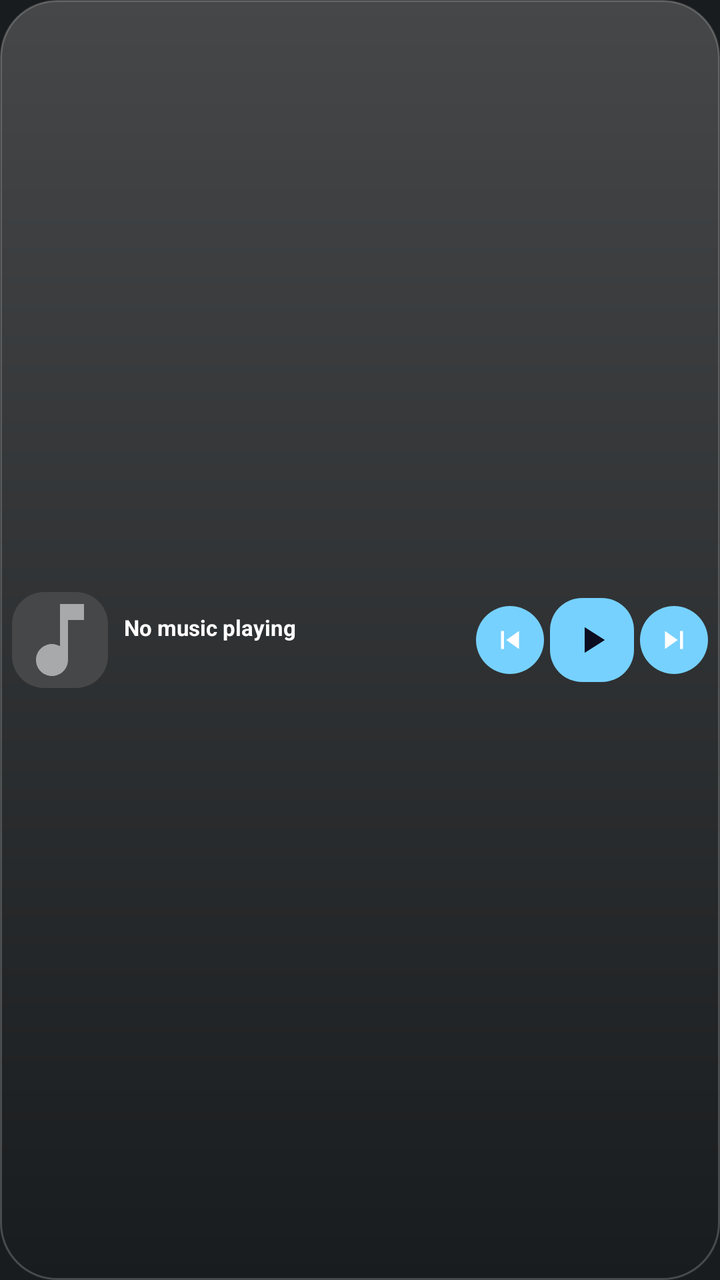
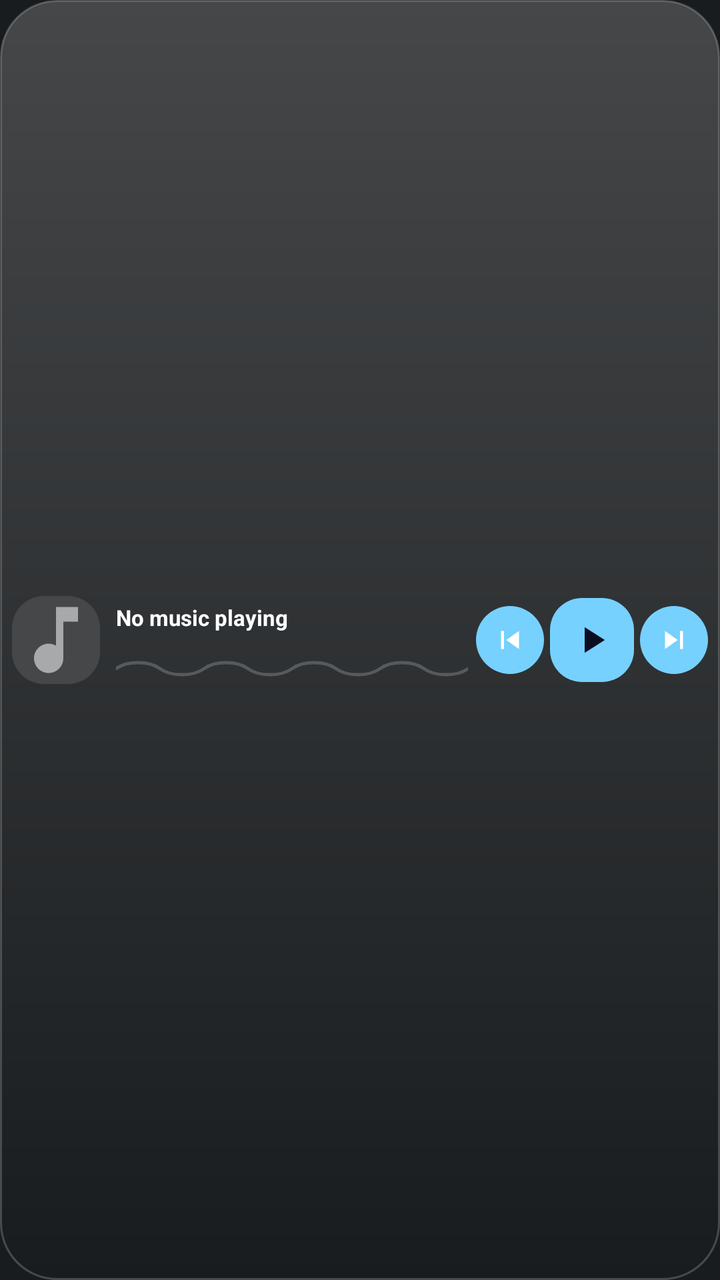

Screens rendered from an Android XML layout before and after an edit, with the pre-edit source and the edit as a unified diff.
<!-- AndroidManifest.xml: application theme android:Theme.DeviceDefault -->
<!-- res/layout/widget_music_small.xml -->
<?xml version="1.0" encoding="utf-8"?>
<LinearLayout xmlns:android="http://schemas.android.com/apk/res/android"
    android:id="@+id/widgetRoot"
    android:layout_width="match_parent"
    android:layout_height="match_parent"
    android:background="@drawable/widget_bg"
    android:orientation="horizontal"
    android:padding="6dp"
    android:gravity="center_vertical">

    
    <ImageView
        android:id="@+id/albumArt"
        android:layout_width="48dp"
        android:layout_height="48dp"
        android:scaleType="centerCrop"
        android:background="@drawable/album_art_bg"
        android:src="@drawable/ic_music_note"/>

    <LinearLayout
        android:layout_width="0dp"
        android:layout_height="wrap_content"
        android:layout_weight="1"
        android:layout_marginStart="8dp"
        android:layout_marginEnd="4dp"
        android:orientation="vertical"
        android:gravity="center_vertical">

        <TextView
            android:id="@+id/songTitle"
            android:layout_width="match_parent"
            android:layout_height="wrap_content"
            android:text="No music playing"
            android:textColor="#FFFFFFFF"
            android:textSize="11sp"
            android:textStyle="bold"
            android:maxLines="1"
            android:ellipsize="end"/>

        <TextView
            android:id="@+id/artistName"
            android:layout_width="match_parent"
            android:layout_height="wrap_content"
            android:text=""
            android:textColor="#B3FFFFFF"
            android:textSize="9sp"
            android:maxLines="1"
            android:ellipsize="end"/>

        
        <ImageView
            android:id="@+id/waveAccent"
            android:layout_width="0dp"
            android:layout_height="0dp"
            android:visibility="gone"/>
        <ImageView
            android:id="@+id/btnShuffle"
            android:layout_width="0dp"
            android:layout_height="0dp"
            android:visibility="gone"/>
        <ImageView
            android:id="@+id/btnRepeat"
            android:layout_width="0dp"
            android:layout_height="0dp"
            android:visibility="gone"/>
        <ProgressBar
            android:id="@+id/songProgress"
            style="?android:attr/progressBarStyleHorizontal"
            android:layout_width="0dp"
            android:layout_height="0dp"
            android:visibility="gone"/>

    </LinearLayout>

    <ImageView
        android:id="@+id/btnPrev"
        android:layout_width="34dp"
        android:layout_height="34dp"
        android:src="@drawable/ic_skip_previous"
        android:background="@drawable/btn_round_bg"
        android:scaleType="centerInside"
        android:padding="8dp"/>

    <ImageView
        android:id="@+id/btnPlayPause"
        android:layout_width="42dp"
        android:layout_height="42dp"
        android:src="@drawable/ic_play"
        android:background="@drawable/play_btn_bg"
        android:scaleType="centerInside"
        android:padding="10dp"
        android:layout_marginStart="3dp"
        android:layout_marginEnd="3dp"/>

    <ImageView
        android:id="@+id/btnNext"
        android:layout_width="34dp"
        android:layout_height="34dp"
        android:src="@drawable/ic_skip_next"
        android:background="@drawable/btn_round_bg"
        android:scaleType="centerInside"
        android:padding="8dp"/>

</LinearLayout>
<!-- resources referenced by this layout -->
<resources>
  <!-- drawable album_art_bg (drawable) -->
  <?xml version="1.0" encoding="utf-8"?>
  <shape xmlns:android="http://schemas.android.com/apk/res/android">
      <solid android:color="#33FFFFFF"/>
      <corners android:radius="16dp"/>
  </shape>
  <!-- drawable btn_round_bg (drawable) -->
  <?xml version="1.0" encoding="utf-8"?>
  <shape xmlns:android="http://schemas.android.com/apk/res/android"
      android:shape="oval">
      <solid android:color="#18FFFFFF"/>
  </shape>
  <!-- drawable ic_play (drawable) -->
  <vector xmlns:android="http://schemas.android.com/apk/res/android"
      android:width="24dp" android:height="24dp"
      android:viewportWidth="24" android:viewportHeight="24">
      <path android:fillColor="#FF0D0D22"
          android:pathData="M8,5v14l11,-7z"/>
  </vector>
  <!-- drawable ic_skip_next (drawable) -->
  <vector xmlns:android="http://schemas.android.com/apk/res/android"
      android:width="24dp" android:height="24dp"
      android:viewportWidth="24" android:viewportHeight="24">
      <path android:fillColor="#FFFFFFFF"
          android:pathData="M6,18l8.5,-6L6,6v12zM16,6v12h2V6h-2z"/>
  </vector>
  <!-- drawable ic_skip_previous (drawable) -->
  <vector xmlns:android="http://schemas.android.com/apk/res/android"
      android:width="24dp" android:height="24dp"
      android:viewportWidth="24" android:viewportHeight="24">
      <path android:fillColor="#FFFFFFFF"
          android:pathData="M6,6h2v12H6zM9.5,12l8.5,6V6z"/>
  </vector>
  <!-- drawable play_btn_bg (drawable) -->
  <?xml version="1.0" encoding="utf-8"?>
  <shape xmlns:android="http://schemas.android.com/apk/res/android">
      <solid android:color="#FFFFFFFF"/>
      <corners android:radius="16dp"/>
  </shape>
  <!-- drawable widget_bg (drawable) -->
  <?xml version="1.0" encoding="utf-8"?>
  <shape xmlns:android="http://schemas.android.com/apk/res/android">
      <solid android:color="#E61A1B1F"/>
      <corners android:radius="28dp"/>
      <stroke
          android:width="1dp"
          android:color="#26FFFFFF"/>
  </shape>
  <!-- unchanged entries left out for length: 1 -->
</resources>

<!-- the commit's change to res/layout/widget_music_small.xml (unified diff, before → after) -->
@@ -11,8 +11,8 @@
     
     <ImageView
         android:id="@+id/albumArt"
-        android:layout_width="48dp"
-        android:layout_height="48dp"
+        android:layout_width="44dp"
+        android:layout_height="44dp"
         android:scaleType="centerCrop"
         android:background="@drawable/album_art_bg"
         android:src="@drawable/ic_music_note"/>
@@ -35,7 +35,10 @@
             android:textSize="11sp"
             android:textStyle="bold"
             android:maxLines="1"
-            android:ellipsize="end"/>
+            android:ellipsize="end"
+            android:autoSizeTextType="uniform"
+            android:autoSizeMinTextSize="9sp"
+            android:autoSizeMaxTextSize="11sp"/>
 
         <TextView
             android:id="@+id/artistName"
@@ -47,12 +50,19 @@
             android:maxLines="1"
             android:ellipsize="end"/>
 
+        <ProgressBar
+            android:id="@+id/songProgress"
+            style="?android:attr/progressBarStyleHorizontal"
+            android:layout_width="match_parent"
+            android:layout_height="8dp"
+            android:layout_marginTop="2dp"
+            android:minHeight="8dp"
+            android:maxHeight="8dp"
+            android:max="100"
+            android:progress="0"
+            android:progressDrawable="@drawable/wave_progress"/>
+
         
-        <ImageView
-            android:id="@+id/waveAccent"
-            android:layout_width="0dp"
-            android:layout_height="0dp"
-            android:visibility="gone"/>
         <ImageView
             android:id="@+id/btnShuffle"
             android:layout_width="0dp"
@@ -60,12 +70,6 @@
             android:visibility="gone"/>
         <ImageView
             android:id="@+id/btnRepeat"
-            android:layout_width="0dp"
-            android:layout_height="0dp"
-            android:visibility="gone"/>
-        <ProgressBar
-            android:id="@+id/songProgress"
-            style="?android:attr/progressBarStyleHorizontal"
             android:layout_width="0dp"
             android:layout_height="0dp"
             android:visibility="gone"/>
<!-- resource entries referenced after the edit -->
@@ -39,6 +39,19 @@
       <solid android:color="#FFFFFFFF"/>
       <corners android:radius="16dp"/>
   </shape>
+  <!-- drawable wave_progress (drawable) -->
+  <?xml version="1.0" encoding="utf-8"?>
+  <layer-list xmlns:android="http://schemas.android.com/apk/res/android">
+      <item
+          android:id="@android:id/background"
+          android:drawable="@drawable/ic_wave_line_dim"/>
+      <item android:id="@android:id/progress">
+          <clip
+              android:clipOrientation="horizontal"
+              android:gravity="left"
+              android:drawable="@drawable/ic_wave_line"/>
+      </item>
+  </layer-list>
   <!-- drawable widget_bg (drawable) -->
   <?xml version="1.0" encoding="utf-8"?>
   <shape xmlns:android="http://schemas.android.com/apk/res/android">
@@ -48,6 +61,34 @@
           android:width="1dp"
           android:color="#26FFFFFF"/>
   </shape>
+  <!-- drawable ic_wave_line_dim (drawable) -->
+  <vector xmlns:android="http://schemas.android.com/apk/res/android"
+      android:width="240dp"
+      android:height="12dp"
+      android:viewportWidth="240"
+      android:viewportHeight="12">
+      <path
+          android:strokeColor="#33FFFFFF"
+          android:strokeWidth="2.4"
+          android:strokeLineCap="round"
+          android:strokeLineJoin="round"
+          android:pathData="M0,6 C7.5,0 22.5,0 30,6 C37.5,12 52.5,12 60,6 C67.5,0 82.5,0 90,6 C97.5,12 112.5,12 120,6 C127.5,0 142.5,0 150,6 C157.5,12 172.5,12 180,6 C187.5,0 202.5,0 210,6 C217.5,12 232.5,12 240,6"
+          android:fillColor="#00000000"/>
+  </vector>
+  <!-- drawable ic_wave_line (drawable) -->
+  <vector xmlns:android="http://schemas.android.com/apk/res/android"
+      android:width="240dp"
+      android:height="12dp"
+      android:viewportWidth="240"
+      android:viewportHeight="12">
+      <path
+          android:strokeColor="#FFFFFFFF"
+          android:strokeWidth="2.4"
+          android:strokeLineCap="round"
+          android:strokeLineJoin="round"
+          android:pathData="M0,6 C7.5,0 22.5,0 30,6 C37.5,12 52.5,12 60,6 C67.5,0 82.5,0 90,6 C97.5,12 112.5,12 120,6 C127.5,0 142.5,0 150,6 C157.5,12 172.5,12 180,6 C187.5,0 202.5,0 210,6 C217.5,12 232.5,12 240,6"
+          android:fillColor="#00000000"/>
+  </vector>
   <!-- unchanged entries left out for length: 1 -->
 </resources>
 
